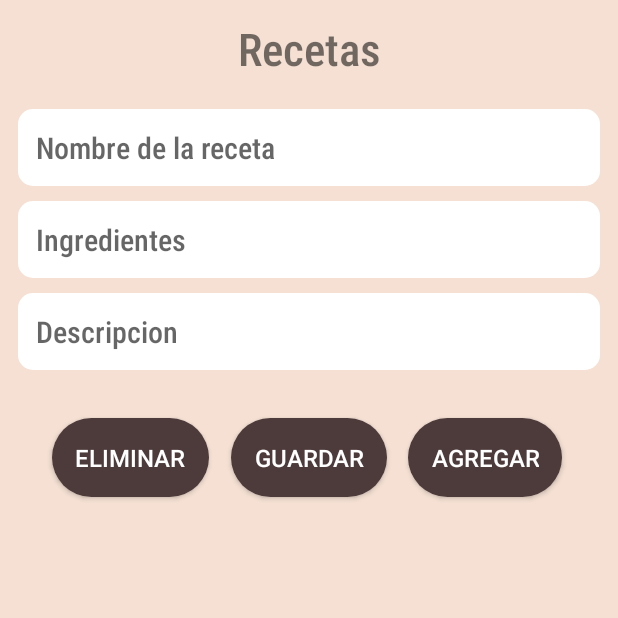
After one commit to AnaisOsorio/EvFinalCalendario, an Android app: the CrearRecetas screen opened directly, with no data from a screen before it, on a phone screen of 412 x 824 dp, the top half of it. The commit adds this screen. Run offline under Robolectric (Android 15) with nearby library versions, the phone set to English and light mode, and no system bars; our stand-ins replace Firebase (no records; nobody signed in at launch, a user with empty details on screens opened directly); Roboto replaces fonts that are not available here.

Commit message:
Implementacion de CRUD con las recetas y muestra de listas de estas mismas

```diff
--- /dev/null
+++ b/app/src/main/java/com/santotomas/evfinalcalendario/CrearRecetas.java
@@ -0,0 +1,147 @@
+package com.santotomas.evfinalcalendario;
+
+import androidx.annotation.NonNull;
+import androidx.appcompat.app.AppCompatActivity;
+
+import android.os.Bundle;
+import android.view.View;
+import android.widget.AdapterView;
+import android.widget.ArrayAdapter;
+import android.widget.Button;
+import android.widget.EditText;
+import android.widget.ListView;
+import android.widget.Toast;
+
+import com.google.firebase.FirebaseApp;
+import com.google.firebase.database.DataSnapshot;
+import com.google.firebase.database.DatabaseError;
+import com.google.firebase.database.DatabaseReference;
+import com.google.firebase.database.FirebaseDatabase;
+import com.google.firebase.database.ValueEventListener;
+import com.santotomas.evfinalcalendario.model.Recetas;
+
+import java.util.ArrayList;
+import java.util.List;
+import java.util.UUID;
+
+public class CrearRecetas extends AppCompatActivity {
+
+    private List<Recetas> recetasList = new ArrayList<Recetas>();
+    ArrayAdapter<Recetas> arrayAdapterReceta;
+    EditText txtNombre, txtIngredientes, txtDescripcion;
+    ListView listview;
+    Button btnAgregar, btnGuardar, btnEliminar;
+    FirebaseDatabase firebaseDatabase;
+    DatabaseReference databaseReference;
+    Recetas recetaseleccionada;
+
+    @Override
+    protected void onCreate(Bundle savedInstanceState) {
+        super.onCreate(savedInstanceState);
+        setContentView(R.layout.activity_crear_recetas);
+
+        txtNombre = findViewById(R.id.txtNombre);
+        txtIngredientes = findViewById(R.id.txtIngredientes);
+        txtDescripcion = findViewById(R.id.txtDescripcion);
+
+        listview = findViewById(R.id.listview);
+
+        btnAgregar = findViewById(R.id.btnAgregar);
+        btnGuardar = findViewById(R.id.btnGuardar);
+        btnEliminar = findViewById(R.id.btnEliminar);
+
+        iniciarFirebase();
+        listarDatos();
+
+        listview.setOnItemClickListener(new AdapterView.OnItemClickListener() {
+            @Override
+            public void onItemClick(AdapterView<?> parent, View view, int position, long id) {
+                recetaseleccionada = (Recetas) parent.getItemAtPosition(position);
+                txtNombre.setText(recetaseleccionada.getNombre());
+                txtIngredientes.setText(recetaseleccionada.getIngredientes());
+                txtDescripcion.setText(recetaseleccionada.getDescripcion());
+            }
+        });
+
+        btnAgregar.setOnClickListener(new View.OnClickListener() {
+            @Override
+            public void onClick(View view) {
+                String nombre = txtNombre.getText().toString().trim();
+                String ingredientes = txtIngredientes.getText().toString().trim();
+                String descripcion = txtDescripcion.getText().toString().trim();
+                if (nombre.isEmpty() || ingredientes.isEmpty() || descripcion.isEmpty()){
+                    Toast.makeText(CrearRecetas.this, "Rellene todos los campos", Toast.LENGTH_SHORT).show();
+                }
+                else if (nombre.length() >30) {
+                    Toast.makeText(CrearRecetas.this, "El nombre de la receta es muy largo", Toast.LENGTH_SHORT).show();
+                }
+                else {
+                    Recetas recetas = new Recetas();
+                    recetas.setUid(UUID.randomUUID().toString());
+                    recetas.setNombre(nombre);
+                    recetas.setIngredientes(ingredientes);
+                    recetas.setDescripcion(descripcion);
+                    databaseReference.child("Recetas").child(recetas.getUid()).setValue(recetas);
+                    Toast.makeText(CrearRecetas.this, "Receta Agregada con exito", Toast.LENGTH_SHORT).show();
+                    LimpiarTexto();
+                }
+            }
+        });
+
+        btnGuardar.setOnClickListener(new View.OnClickListener() {
+            @Override
+            public void onClick(View view) {
+                Recetas recetas = new Recetas();
+                recetas.setUid(recetaseleccionada.getUid());
+                recetas.setNombre(txtNombre.getText().toString().trim());
+                recetas.setIngredientes(txtIngredientes.getText().toString().trim());
+                recetas.setDescripcion(txtDescripcion.getText().toString().trim());
+                databaseReference.child("Recetas").child(recetas.getUid()).setValue(recetas);
+                Toast.makeText(CrearRecetas.this, "Guardado con exito", Toast.LENGTH_SHORT).show();
+                LimpiarTexto();
+            }
+        });
+
+        btnEliminar.setOnClickListener(new View.OnClickListener() {
+            @Override
+            public void onClick(View view) {
+                Recetas recetas = new Recetas();
+                recetas.setUid(recetaseleccionada.getUid());
+                databaseReference.child("Recetas").child(recetas.getUid()).removeValue();
+                Toast.makeText(CrearRecetas.this, "Eliminado con exito", Toast.LENGTH_SHORT).show();
+                LimpiarTexto();
+            }
+        });
+    }
+    private void listarDatos() {
+        databaseReference.child("Recetas").addValueEventListener(new ValueEventListener() {
+            @Override
+            public void onDataChange(@NonNull DataSnapshot dataSnapshot) {
+                recetasList.clear();
+                for (DataSnapshot objSnaptshop : dataSnapshot.getChildren()){
+                    Recetas recetas = objSnaptshop.getValue(Recetas.class);
+                    recetasList.add(recetas);
+
+                }
+                arrayAdapterReceta = new ArrayAdapter<Recetas>(CrearRecetas.this, android.R.layout.simple_list_item_1, recetasList);
+                listview.setAdapter(arrayAdapterReceta);
+            }
+
+            @Override
+            public void onCancelled(@NonNull DatabaseError error) {
+            }
+        });
+    }
+
+    private void iniciarFirebase() {
+        FirebaseApp.initializeApp(CrearRecetas.this);
+        firebaseDatabase = FirebaseDatabase.getInstance();
+        databaseReference = firebaseDatabase.getReference();
+    }
+
+    private void LimpiarTexto() {
+        txtNombre.setText("");
+        txtIngredientes.setText("");
+        txtDescripcion.setText("");
+    }
+}
--- /dev/null
+++ b/app/src/main/res/drawable/whitebg.xml
@@ -0,0 +1,9 @@
+<?xml version="1.0" encoding="utf-8"?>
+<selector xmlns:android="http://schemas.android.com/apk/res/android">
+    <item>
+        <shape android:shape="rectangle">
+            <solid android:color="@color/white"/>
+            <corners android:radius="10dp"/>
+        </shape>
+    </item>
+</selector>
--- /dev/null
+++ b/app/src/main/res/layout/activity_crear_recetas.xml
@@ -0,0 +1,130 @@
+<?xml version="1.0" encoding="utf-8"?>
+<androidx.constraintlayout.widget.ConstraintLayout xmlns:android="http://schemas.android.com/apk/res/android"
+    xmlns:app="http://schemas.android.com/apk/res-auto"
+    xmlns:tools="http://schemas.android.com/tools"
+    android:layout_width="match_parent"
+    android:layout_height="match_parent"
+    tools:context=".CrearRecetas"
+    android:background="@color/veige">
+
+    <LinearLayout
+        android:layout_width="match_parent"
+        android:layout_height="wrap_content"
+        android:orientation="vertical"
+        android:padding="12dp"
+        app:layout_constraintStart_toStartOf="parent"
+        app:layout_constraintTop_toTopOf="parent">
+
+        <TextView
+            android:id="@+id/recetastxt"
+            android:layout_width="match_parent"
+            android:layout_height="wrap_content"
+            app:layout_constraintEnd_toEndOf="parent"
+            app:layout_constraintStart_toStartOf="parent"
+            app:layout_constraintTop_toTopOf="parent"
+            android:gravity="center"
+            android:text="Recetas"
+            android:textSize="30dp"
+            android:layout_marginBottom="20dp"
+            android:fontFamily="sans-serif-condensed-medium"/>
+
+        <EditText
+            android:id="@+id/txtNombre"
+            android:layout_width="match_parent"
+            android:layout_height="wrap_content"
+            android:layout_marginBottom="10dp"
+            android:background="@drawable/whitebg"
+            android:fontFamily="sans-serif-condensed-medium"
+            android:hint="Nombre de la receta"
+            android:padding="12dp"
+            android:textSize="20dp" />
+
+        <EditText
+            android:id="@+id/txtIngredientes"
+            android:layout_width="match_parent"
+            android:layout_height="wrap_content"
+            android:layout_marginBottom="10dp"
+            android:background="@drawable/whitebg"
+            android:fontFamily="sans-serif-condensed-medium"
+            android:hint="Ingredientes"
+            android:inputType="textMultiLine"
+            android:padding="12dp"
+            android:textSize="20dp" />
+
+        <EditText
+            android:id="@+id/txtDescripcion"
+            android:layout_width="match_parent"
+            android:layout_height="wrap_content"
+            android:layout_marginBottom="10dp"
+            android:background="@drawable/whitebg"
+            android:fontFamily="sans-serif-condensed-medium"
+            android:hint="Descripcion"
+            android:inputType="textMultiLine"
+            android:padding="12dp"
+            android:textSize="20dp" />
+
+        <LinearLayout
+            android:layout_width="match_parent"
+            android:layout_height="wrap_content"
+            android:padding="12dp">
+
+            <androidx.constraintlayout.widget.ConstraintLayout
+                android:layout_width="match_parent"
+                android:layout_height="wrap_content">
+
+                <Button
+                    android:id="@+id/btnEliminar"
+                    android:layout_width="wrap_content"
+                    android:layout_height="wrap_content"
+                    android:layout_margin="10dp"
+                    android:layout_marginBottom="8dp"
+                    android:background="@drawable/btnbg"
+                    android:padding="15dp"
+                    android:text="Eliminar"
+                    android:textColor="@color/white"
+                    android:textSize="16dp"
+                    app:layout_constraintBottom_toBottomOf="parent"
+                    app:layout_constraintEnd_toStartOf="@+id/btnGuardar"
+                    app:layout_constraintHorizontal_bias="0.068"
+                    app:layout_constraintStart_toStartOf="parent" />
+
+                <Button
+                    android:id="@+id/btnGuardar"
+                    android:layout_width="wrap_content"
+                    android:layout_height="wrap_content"
+                    android:layout_margin="10dp"
+                    android:background="@drawable/btnbg"
+                    android:padding="15dp"
+                    android:text="Guardar"
+                    android:textColor="@color/white"
+                    android:textSize="16dp"
+                    app:layout_constraintBottom_toBottomOf="parent"
+                    app:layout_constraintEnd_toEndOf="parent"
+                    app:layout_constraintStart_toStartOf="parent"
+                    app:layout_constraintTop_toTopOf="parent" />
+
+                <Button
+                    android:id="@+id/btnAgregar"
+                    android:layout_width="wrap_content"
+                    android:layout_height="wrap_content"
+                    android:layout_margin="10dp"
+                    android:background="@drawable/btnbg"
+                    android:padding="15dp"
+                    android:text="Agregar"
+                    android:textColor="@color/white"
+                    android:textSize="16dp"
+                    app:layout_constraintBottom_toBottomOf="parent"
+                    app:layout_constraintEnd_toEndOf="parent"
+                    app:layout_constraintStart_toEndOf="@+id/btnGuardar" />
+
+            </androidx.constraintlayout.widget.ConstraintLayout>
+        </LinearLayout>
+
+        <ListView
+            android:id="@+id/listview"
+            android:layout_width="match_parent"
+            android:layout_height="wrap_content"
+            android:fontFamily="sans-serif-condensed-medium"/>
+
+    </LinearLayout>
+</androidx.constraintlayout.widget.ConstraintLayout>
--- a/app/src/main/res/layout/fragment_buy_list.xml
+++ b/app/src/main/res/layout/fragment_buy_list.xml
@@ -35,7 +35,7 @@
                     android:layout_height="match_parent"
                     android:fontFamily="sans-serif-condensed-medium"
                     android:gravity="center"
-                    android:text="Ingresar ingredientes"
+                    android:text="En Proceso"
                     android:textSize="20dp" />
             </androidx.cardview.widget.CardView>
 
```
Also changed, not shown: app/build.gradle.kts (+4 -3 lines), app/src/main/AndroidManifest.xml (+8 -0 lines), app/src/main/java/com/santotomas/evfinalcalendario/FragmentRecetas.java (+97 -2 lines), app/src/main/java/com/santotomas/evfinalcalendario/MostrarReceta.java (added, +29 -0 lines), app/src/main/java/com/santotomas/evfinalcalendario/model/Recetas.java (added, +47 -0 lines), app/src/main/res/layout/activity_mostrar_receta.xml (added, +94 -0 lines), app/src/main/res/layout/fragment_recetas.xml (+24 -25 lines).
